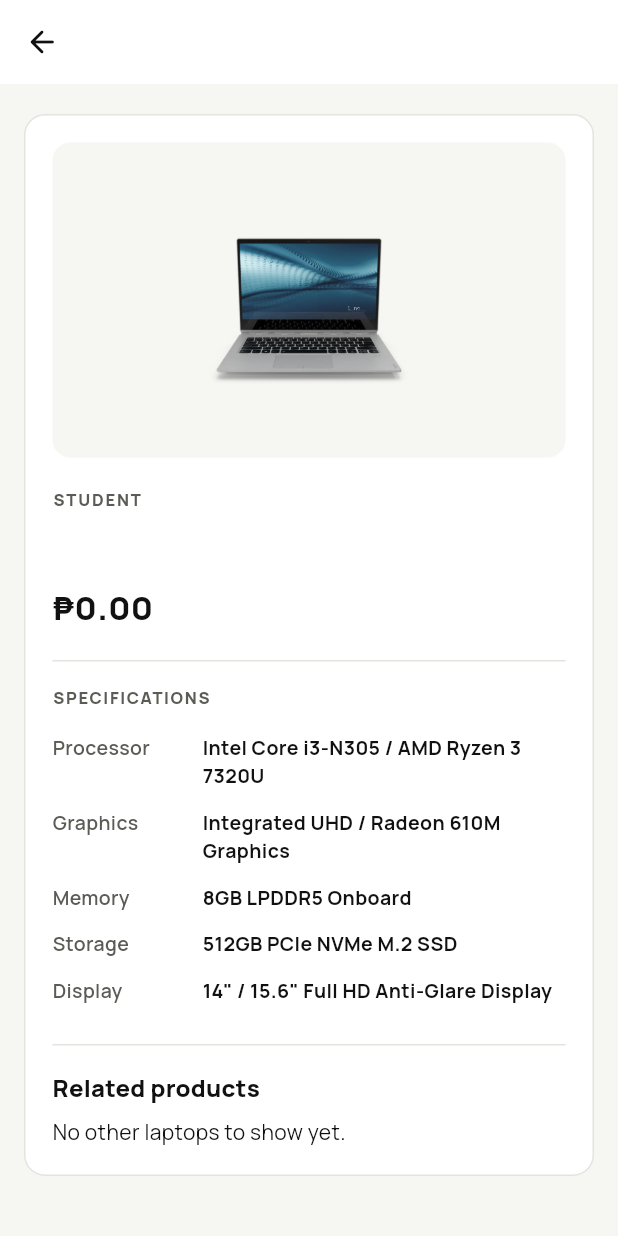
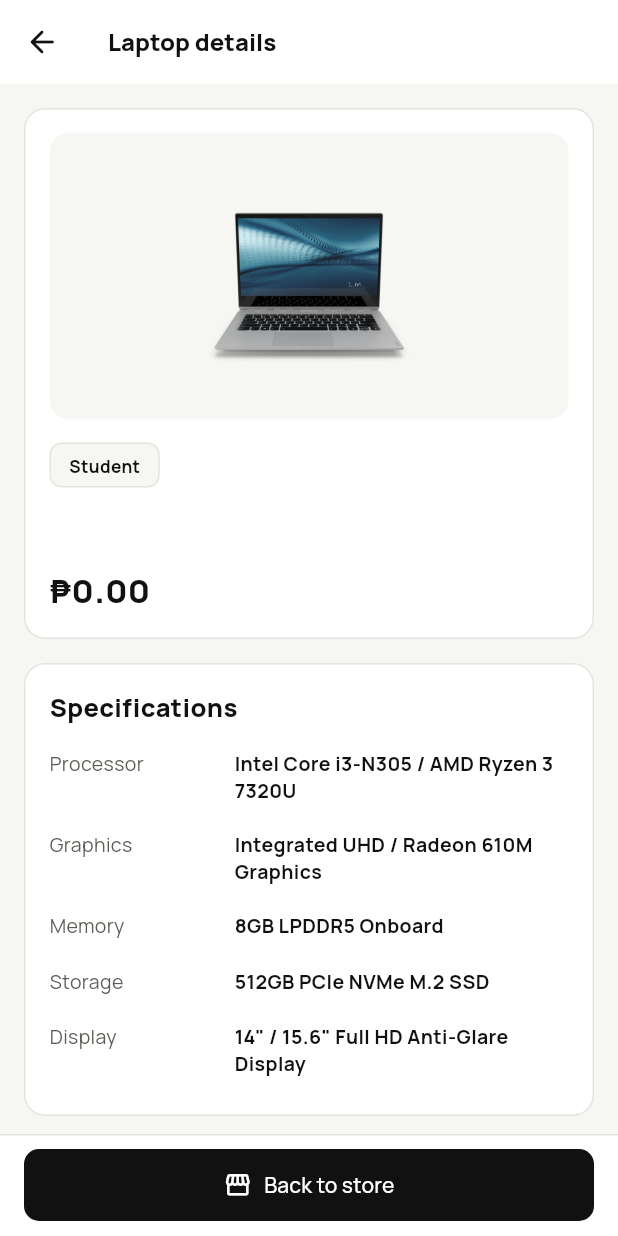
Before and after one commit to Craloloy/Roque-CS-Elective-2, a Flutter app: the ProductDetailPage screen opened directly with empty values, on a phone screen of 412 x 824 dp. Run offline on Flutter 3.47's test engine with Material 3 defaults, Android fonts, the phone set to English and light mode, and no system bars; our stand-ins replace flutter_riverpod, go_router, qr_flutter, shared_preferences, supabase_flutter; accounts and stored records are empty.

Commit message:
Clean up laptop details

```diff
--- a/lib/product_browser/product_shop_page.dart
+++ b/lib/product_browser/product_shop_page.dart
@@ -5,6 +5,7 @@ import 'product_controller.dart';
 import 'product_models.dart';
 
 // tasteskill 2.5 palette: architectural monochrome & stone, zero violet/lavender.
+const _productDetailRoute = '/laptop-details';
 const _ink = Color(0xFF111111);
 const _muted = Color(0xFF5C5C56);
 const _canvas = Color(0xFFF6F6F3);
@@ -200,7 +201,8 @@ class _ProductShopPageState extends ConsumerState<ProductShopPage> {
 
   Future<void> _openProductPage(ShopProduct product) async {
     final result = await Navigator.of(context).push<String>(
-      MaterialPageRoute(
+      MaterialPageRoute<String>(
+        settings: const RouteSettings(name: _productDetailRoute),
         builder: (_) => ProductDetailPage(
           initialProduct: product,
           canManageCatalog: widget.canManageCatalog,
@@ -770,11 +772,53 @@ class _ProductDetailPageState extends ConsumerState<ProductDetailPage> {
     }
   }
 
+  void _backToStore() {
+    Navigator.of(context).popUntil(
+      (route) => route.isFirst || route.settings.name != _productDetailRoute,
+    );
+  }
+
   @override
   Widget build(BuildContext context) {
     final category = _product.laptopCategory;
     final width = MediaQuery.sizeOf(context).width;
-    final edge = width >= 1024 ? 32.0 : (width >= 600 ? 24.0 : 16.0);
+    final edge = width >= 600 ? 24.0 : 16.0;
+    const sectionGap = SizedBox(height: 16);
+    final summary = Column(
+      crossAxisAlignment: CrossAxisAlignment.start,
+      mainAxisSize: MainAxisSize.min,
+      children: [
+        if (category != null) ...[
+          _CategoryPill(
+            label: laptopCategoryLabel(category),
+            selected: false,
+          ),
+          const SizedBox(height: 12),
+        ],
+        Semantics(
+          header: true,
+          child: Text(
+            _product.name,
+            style: const TextStyle(
+              fontSize: 26,
+              height: 1.2,
+              fontWeight: FontWeight.w800,
+              color: _ink,
+              letterSpacing: -0.6,
+            ),
+          ),
+        ),
+        const SizedBox(height: 10),
+        Text(
+          money(_product.price),
+          style: const TextStyle(
+            fontSize: 22,
+            fontWeight: FontWeight.w800,
+            color: _ink,
+          ),
+        ),
+      ],
+    );
 
     return Scaffold(
       backgroundColor: _canvas,
@@ -783,171 +827,155 @@ class _ProductDetailPageState extends ConsumerState<ProductDetailPage> {
         surfaceTintColor: Colors.white,
         elevation: 0,
         leading: IconButton(
-          tooltip: 'Back to catalog',
+          tooltip: 'Back',
           icon: const Icon(Icons.arrow_back_rounded, color: _ink),
-          onPressed: () => Navigator.of(context).pop(),
-        ),
-        title: Text(
-          _product.name,
-          style: const TextStyle(
-            fontSize: 16,
-            fontWeight: FontWeight.w800,
-            color: _ink,
-          ),
+          onPressed: () => Navigator.of(context).maybePop(),
+        ),
+        title: const Text(
+          'Laptop details',
+          style: TextStyle(fontSize: 16, fontWeight: FontWeight.w800),
         ),
         actions: [
-          if (widget.canManageCatalog) ...[
-            IconButton(
-              tooltip: 'Edit laptop',
-              onPressed: _handleEdit,
-              icon: const Icon(Icons.edit_outlined, color: _ink),
+          if (widget.canManageCatalog)
+            PopupMenuButton<String>(
+              tooltip: 'Manage laptop',
+              onSelected: (action) async {
+                if (action == 'edit') {
+                  await _handleEdit();
+                } else {
+                  await _handleDelete();
+                }
+              },
+              itemBuilder: (_) => const [
+                PopupMenuItem(value: 'edit', child: Text('Edit laptop')),
+                PopupMenuItem(value: 'delete', child: Text('Delete laptop')),
+              ],
             ),
-            IconButton(
-              tooltip: 'Delete laptop',
-              onPressed: _handleDelete,
-              icon: const Icon(Icons.delete_outline_rounded, color: _danger),
-            ),
-            const SizedBox(width: 4),
-          ],
         ],
       ),
+      bottomNavigationBar: DecoratedBox(
+        decoration: const BoxDecoration(
+          color: Colors.white,
+          border: Border(top: BorderSide(color: _border)),
+        ),
+        child: SafeArea(
+          top: false,
+          minimum: EdgeInsets.fromLTRB(edge, 10, edge, 10),
+          child: Center(
+            heightFactor: 1,
+            child: ConstrainedBox(
+              constraints: const BoxConstraints(maxWidth: 420),
+              child: SizedBox(
+                width: double.infinity,
+                child: FilledButton.icon(
+                  onPressed: _backToStore,
+                  icon: const Icon(Icons.storefront_outlined, size: 19),
+                  label: const Text('Back to store'),
+                ),
+              ),
+            ),
+          ),
+        ),
+      ),
       body: SafeArea(
+        bottom: false,
         child: SingleChildScrollView(
-          padding: EdgeInsets.fromLTRB(edge, 20, edge, 32),
+          padding: EdgeInsets.fromLTRB(edge, 16, edge, 24),
           child: Center(
             child: ConstrainedBox(
-              constraints: const BoxConstraints(maxWidth: 760),
-              child: Container(
-                decoration: BoxDecoration(
-                  color: Colors.white,
-                  borderRadius: BorderRadius.circular(14),
-                  border: Border.all(color: _border),
-                ),
-                padding: EdgeInsets.all(width >= 600 ? 28 : 18),
-                child: Column(
-                  crossAxisAlignment: CrossAxisAlignment.start,
-                  children: [
-                    Container(
-                      height: width >= 600 ? 280 : 210,
-                      width: double.infinity,
-                      padding: const EdgeInsets.all(20),
-                      decoration: BoxDecoration(
-                        color: _canvas,
-                        borderRadius: BorderRadius.circular(12),
-                      ),
-                      child: _ProductPhoto(product: _product),
+              constraints: const BoxConstraints(maxWidth: 900),
+              child: Column(
+                crossAxisAlignment: CrossAxisAlignment.stretch,
+                children: [
+                  _DetailCard(
+                    child: LayoutBuilder(
+                      builder: (context, constraints) {
+                        final wide = constraints.maxWidth >= 620;
+                        final photo = Container(
+                          height: wide ? 260 : 190,
+                          width: double.infinity,
+                          padding: const EdgeInsets.all(8),
+                          decoration: BoxDecoration(
+                            color: _canvas,
+                            borderRadius: BorderRadius.circular(12),
+                          ),
+                          child: _ProductPhoto(product: _product),
+                        );
+                        if (wide) {
+                          return Row(
+                            children: [
+                              Expanded(flex: 6, child: photo),
+                              const SizedBox(width: 24),
+                              Expanded(flex: 5, child: summary),
+                            ],
+                          );
+                        }
+                        return Column(
+                          crossAxisAlignment: CrossAxisAlignment.start,
+                          children: [photo, sectionGap, summary],
+                        );
+                      },
                     ),
-                    const SizedBox(height: 20),
-                    if (category != null)
-                      Text(
-                        laptopCategoryLabel(category).toUpperCase(),
-                        style: const TextStyle(
-                          color: _muted,
-                          fontSize: 11,
-                          letterSpacing: 1.2,
-                          fontWeight: FontWeight.w800,
+                  ),
+                  sectionGap,
+                  _DetailCard(
+                    child: Column(
+                      crossAxisAlignment: CrossAxisAlignment.start,
+                      children: [
+                        Semantics(
+                          header: true,
+                          child: const Text(
+                            'Specifications',
+                            style: TextStyle(
+                              fontSize: 17,
+                              fontWeight: FontWeight.w800,
+                            ),
+                          ),
                         ),
-                      ),
-                    const SizedBox(height: 6),
-                    Text(
-                      _product.name,
-                      style: const TextStyle(
-                        fontSize: 24,
-                        fontWeight: FontWeight.w800,
-                        color: _ink,
-                        letterSpacing: -0.5,
-                      ),
+                        const SizedBox(height: 8),
+                        for (final spec in _product.detailedSpecs)
+                          Padding(
+                            padding: const EdgeInsets.symmetric(vertical: 9),
+                            child: Row(
+                              crossAxisAlignment: CrossAxisAlignment.start,
+                              children: [
+                                Flexible(
+                                  flex: 1,
+                                  fit: FlexFit.tight,
+                                  child: Text(
+                                    spec.$1,
+                                    style: const TextStyle(
+                                      color: _muted,
+                                      fontSize: 13,
+                                    ),
+                                  ),
+                                ),
+                                const SizedBox(width: 12),
+                                Expanded(
+                                  flex: 2,
+                                  child: Text(
+                                    spec.$2,
+                                    style: const TextStyle(
+                                      fontSize: 13,
+                                      height: 1.4,
+                                      fontWeight: FontWeight.w700,
+                                    ),
+                                  ),
+                                ),
+                              ],
+                            ),
+                          ),
+                      ],
                     ),
-                    const SizedBox(height: 8),
-                    Text(
-                      money(_product.price),
-                      style: const TextStyle(
-                        fontSize: 22,
-                        fontWeight: FontWeight.w800,
-                        color: _ink,
-                      ),
-                    ),
-                    const SizedBox(height: 20),
-                    const Divider(color: _border, height: 1),
-                    const SizedBox(height: 16),
-                    const Text(
-                      'SPECIFICATIONS',
-                      style: TextStyle(
-                        fontSize: 11,
-                        letterSpacing: 1.1,
-                        fontWeight: FontWeight.w800,
-                        color: _muted,
-                      ),
-                    ),
-                    const SizedBox(height: 10),
-                    for (final spec in _product.detailedSpecs)
-                      Padding(
-                        padding: const EdgeInsets.symmetric(vertical: 6),
-                        child: Row(
-                          crossAxisAlignment: CrossAxisAlignment.start,
-                          children: [
-                            SizedBox(
-                              width: 100,
-                              child: Text(
-                                spec.$1,
-                                style: const TextStyle(
-                                  fontSize: 13,
-                                  color: _muted,
-                                  fontWeight: FontWeight.w600,
-                                ),
-                              ),
-                            ),
-                            Expanded(
-                              child: Text(
-                                spec.$2,
-                                style: const TextStyle(
-                                  fontSize: 13,
-                                  color: _ink,
-                                  fontWeight: FontWeight.w700,
-                                ),
-                              ),
-                            ),
-                          ],
-                        ),
-                      ),
-                    const SizedBox(height: 20),
-                    const Divider(color: _border, height: 1),
-                    const SizedBox(height: 16),
-                    _RelatedProducts(
+                  ),
+                  sectionGap,
+                  _DetailCard(
+                    child: _RelatedProducts(
                       product: _product,
                       canManageCatalog: widget.canManageCatalog,
                     ),
-                    if (widget.canManageCatalog) ...[
-                      const SizedBox(height: 24),
-                      Row(
-                        children: [
-                          Expanded(
-                            child: FilledButton.icon(
-                              onPressed: _handleEdit,
-                              icon: const Icon(Icons.edit_outlined, size: 18),
-                              label: const Text('Edit laptop'),
-                            ),
-                          ),
-                          const SizedBox(width: 12),
-                          Expanded(
-                            child: OutlinedButton.icon(
-                              onPressed: _handleDelete,
-                              style: OutlinedButton.styleFrom(
-                                foregroundColor: _danger,
-                                side: const BorderSide(color: _danger),
-                              ),
-                              icon: const Icon(
-                                Icons.delete_outline_rounded,
-                                size: 18,
-                              ),
-                              label: const Text('Delete laptop'),
-                            ),
-                          ),
-                        ],
-                      ),
-                    ],
-                  ],
-                ),
+                  ),
+                ],
               ),
             ),
           ),
@@ -955,6 +983,22 @@ class _ProductDetailPageState extends ConsumerState<ProductDetailPage> {
       ),
     );
   }
+}
+
+class _DetailCard extends StatelessWidget {
+  const _DetailCard({required this.child});
+  final Widget child;
+
+  @override
+  Widget build(BuildContext context) => Container(
+    padding: const EdgeInsets.all(16),
+    decoration: BoxDecoration(
+      color: Colors.white,
+      borderRadius: BorderRadius.circular(14),
+      border: Border.all(color: _border),
+    ),
+    child: child,
+  );
 }
 
 class _RelatedProducts extends ConsumerWidget {
@@ -1002,7 +1046,13 @@ class _RelatedProducts extends ConsumerWidget {
                     leading: SizedBox(
                       width: 54,
                       height: 42,
-                      child: _ProductPhoto(product: item),
+                      child: DecoratedBox(
+                        decoration: BoxDecoration(
+                          color: _canvas,
+                          borderRadius: BorderRadius.circular(8),
+                        ),
+                        child: _ProductPhoto(product: item),
+                      ),
                     ),
                     title: Text(
                       item.name,
@@ -1013,7 +1063,8 @@ class _RelatedProducts extends ConsumerWidget {
                     trailing: const Icon(Icons.chevron_right_rounded),
                     onTap: () async {
                       final result = await Navigator.of(context).push<String>(
-                        MaterialPageRoute(
+                        MaterialPageRoute<String>(
+                          settings: const RouteSettings(name: _productDetailRoute),
                           builder: (_) => ProductDetailPage(
                             initialProduct: item,
                             canManageCatalog: canManageCatalog,
```
Also changed, not shown: 1 other file.
